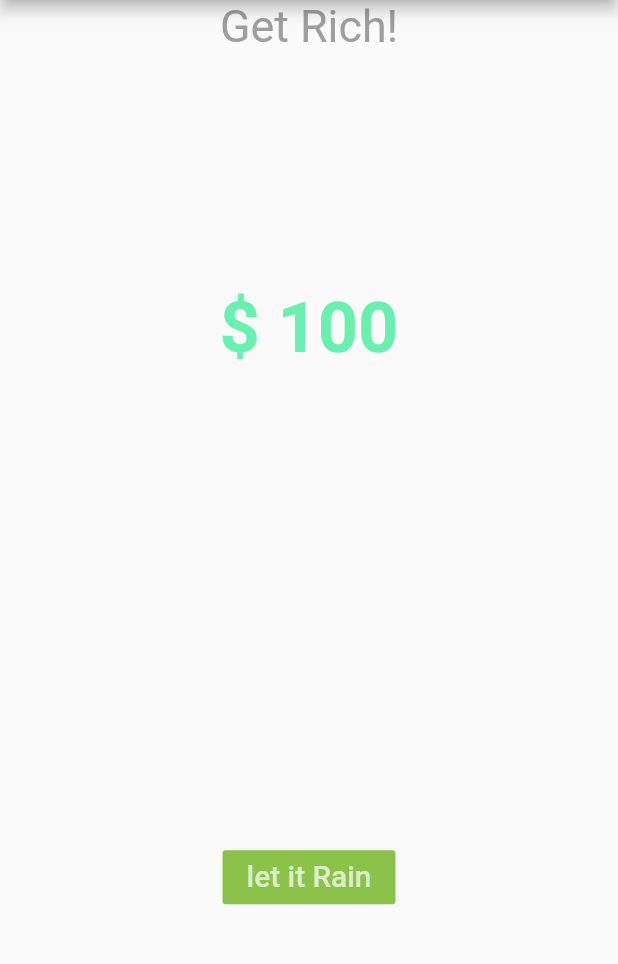
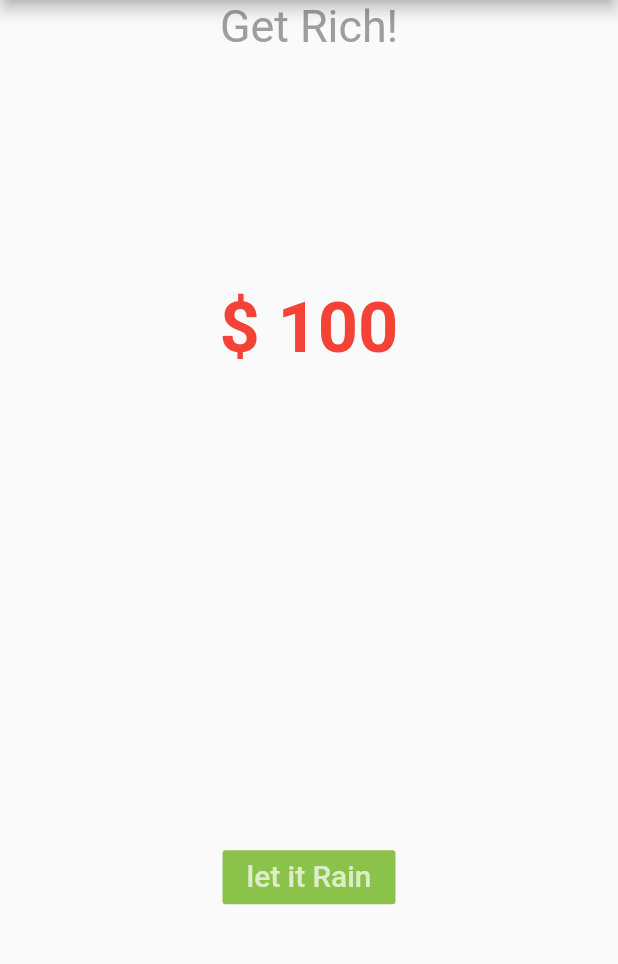
Before and after one commit to ASPersonal-Project/flutter-Task, a Flutter app: the screen it shows after launch, after a tap on "let it Rain", on a phone screen of 412 x 824 dp, the part 84-1048 px from its top. Run offline on Flutter 3.47's test engine with Material 2 defaults, Android fonts, the phone set to English and light mode, and no system bars.

Commit message:
change some code

```diff
--- a/Make it Rain/makeitrain/lib/ui/make_it_rain.dart
+++ b/Make it Rain/makeitrain/lib/ui/make_it_rain.dart
@@ -37,7 +37,7 @@ class MakeItRainState extends State<MakeItRain>{
               ),
             new Expanded(
               child: new Center(
-                child: new Text('\$ $_moneyCounter',style: new TextStyle(color: Colors.greenAccent,fontSize:46.9,fontWeight: FontWeight.w700 ),)
+                child: new Text('\$ $_moneyCounter',style: new TextStyle(color: _moneyCounter>2000? Colors.greenAccent: Colors.red,fontSize:46.9,fontWeight: FontWeight.w700 ),)
               ),
             ),
             new Expanded(
```
